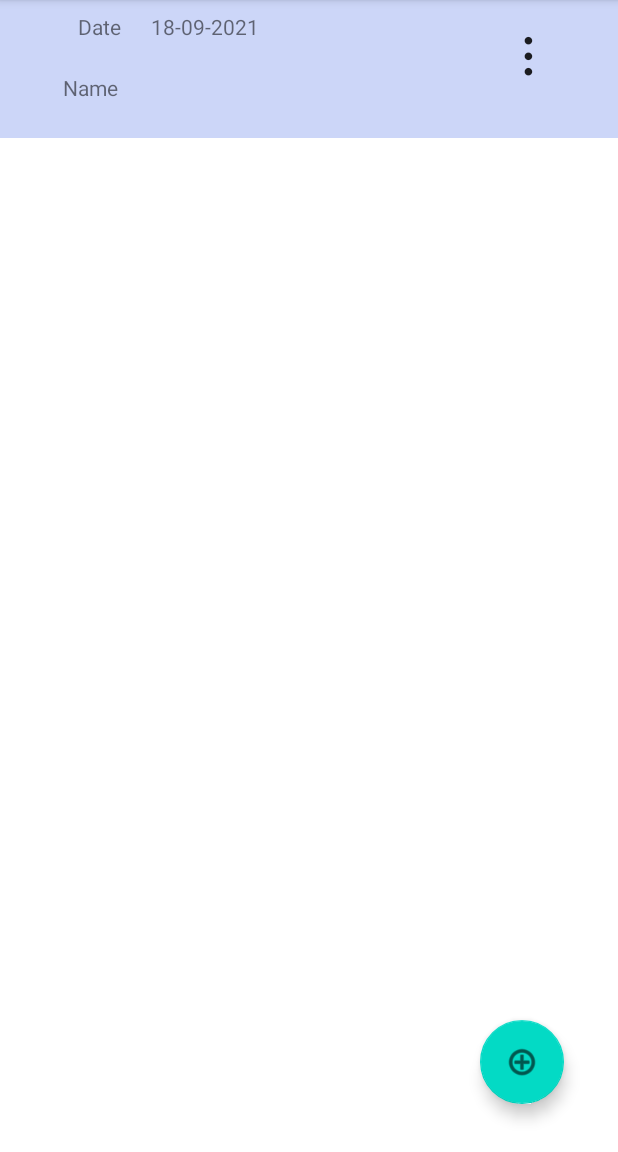
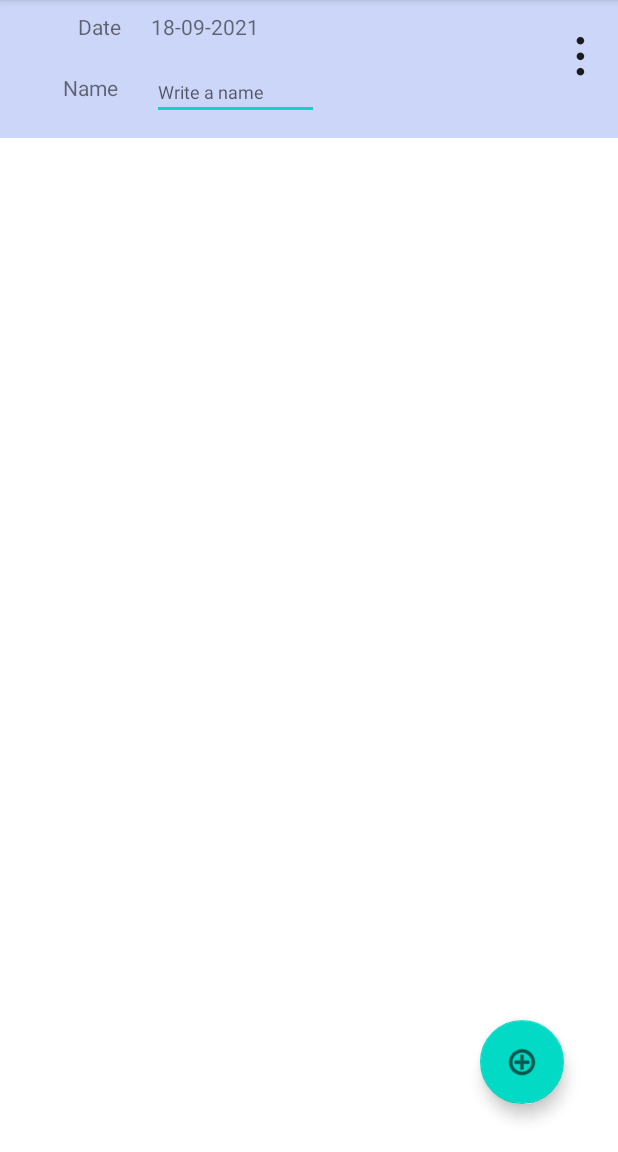
Before and after one commit to mandi234/TrainingTrackr, an Android app: the screen it shows after launch (TrainingsActivity), after a tap on an icon or button, on a phone screen of 412 x 824 dp, the part 84-1236 px from its top. Run offline under Robolectric (Android 15) with nearby library versions, the phone set to English and light mode, and no system bars; our stand-ins replace Room's generated code.

```diff
--- a/app/src/main/java/com/example/trainingtrackr/adapters/TrainingsAdapter.java
+++ b/app/src/main/java/com/example/trainingtrackr/adapters/TrainingsAdapter.java
@@ -6,6 +6,7 @@ import android.view.LayoutInflater;
 import android.view.MenuItem;
 import android.view.View;
 import android.view.ViewGroup;
+import android.widget.AutoCompleteTextView;
 import android.widget.TextView;
 import android.widget.Toast;
 
@@ -23,9 +24,9 @@ import java.util.List;
 
 public class TrainingsAdapter extends RecyclerView.Adapter<TrainingsAdapter.TrainingViewHolder> {
 
-    private Activity context;
-    private List<Training> trainingList;
-    private OnTrainingListener onTrainingListener;
+    private final Activity context;
+    private final List<Training> trainingList;
+    private final OnTrainingListener onTrainingListener;
 
 
     public TrainingsAdapter(Activity context, List<Training> trainingList, OnTrainingListener onTrainingListener) {
@@ -51,39 +52,45 @@ public class TrainingsAdapter extends RecyclerView.Adapter<TrainingsAdapter.Trai
         holder.dateTextView.setText(training.getDate());
     }
 
-    private void showTrainingMenuPopup(@NotNull TrainingsAdapter.TrainingViewHolder holder, Context ctx) {
-
-    }
-
     @Override
     public int getItemCount() {
         if(trainingList == null || trainingList.isEmpty()) return 0;
         return trainingList.size();
     }
 
-    public class TrainingViewHolder extends RecyclerView.ViewHolder
-            implements View.OnClickListener, View.OnLongClickListener {
+    public static class TrainingViewHolder extends RecyclerView.ViewHolder
+            implements View.OnClickListener {
 
-        private TextView dateTextView;
-        private TextView nameTextView;
+        private final TextView dateTextView;
+        private final AutoCompleteTextView nameTextView;
+        private final TextView buttonViewOptions;
+        private final OnTrainingListener onTrainingListener;
+
+        public TextView getDateTextView() {
+            return dateTextView;
+        }
+
+        public AutoCompleteTextView getNameTextView() {
+            return nameTextView;
+        }
+
+        public OnTrainingListener getOnTrainingListener() {
+            return onTrainingListener;
+        }
 
         public TextView getButtonViewOptions() {
             return buttonViewOptions;
         }
 
-        private TextView buttonViewOptions;
-        private OnTrainingListener onTrainingListener;
-
         public TrainingViewHolder(@NonNull @NotNull View itemView, OnTrainingListener onTrainingListener) {
             super(itemView);
 
             dateTextView = itemView.findViewById(R.id.date_tv);
-            nameTextView = itemView.findViewById(R.id.name_tv);
+            nameTextView = itemView.findViewById(R.id.trainingName_actv);
             buttonViewOptions = itemView.findViewById(R.id.training_options_btn);
 
             this.onTrainingListener = onTrainingListener;
             itemView.setOnClickListener(this);
-            itemView.setOnLongClickListener(this::onLongClick);
             dateTextView.setOnClickListener(this::onDateClick);
             buttonViewOptions.setOnClickListener(this::onOptionsClick);
         }
@@ -101,16 +108,10 @@ public class TrainingsAdapter extends RecyclerView.Adapter<TrainingsAdapter.Trai
             onTrainingListener.onTrainingClick(getAbsoluteAdapterPosition());
         }
 
-        @Override
-        public boolean onLongClick(View v) {
-            onTrainingListener.onTrainingLongClick(getAbsoluteAdapterPosition());
-            return true;
-        }
     }
 
     public interface OnTrainingListener {
         void onTrainingClick(int position);
-        boolean onTrainingLongClick(int position);
         void onDateClick(int position);
         void onOptionsClick(int position);
     }
--- a/app/src/main/java/com/example/trainingtrackr/model/training/TrainingRepository.java
+++ b/app/src/main/java/com/example/trainingtrackr/model/training/TrainingRepository.java
@@ -10,7 +10,7 @@ import java.util.List;
 
 public class TrainingRepository {
 
-    private TrainingDao trainingDao;
+    private final TrainingDao trainingDao;
     private volatile static TrainingRepository instance;
 
     private TrainingRepository(TrainingDao trainingDao) {
--- a/app/src/main/java/com/example/trainingtrackr/ui/trainings/TrainingsActivity.java
+++ b/app/src/main/java/com/example/trainingtrackr/ui/trainings/TrainingsActivity.java
@@ -45,48 +45,33 @@ public class TrainingsActivity extends AppCompatActivity implements TrainingsAda
 
     public FloatingActionButton fab;
     private RecyclerView recyclerView;
-
-    private static int fabClicks = 0;
     private List<Training> trainingsList;
     private AppViewModel appViewModel;
-
     private LiveData<List<Exercise>> liveCopiedTrainingExercises;
 
-
-
+    @RequiresApi(api = Build.VERSION_CODES.O)
     @Override
     protected void onCreate(Bundle savedInstanceState) {
         super.onCreate(savedInstanceState);
         setContentView(R.layout.activity_trainings);
         recyclerView = findViewById(R.id.main_recycler_view);
         fab = findViewById(R.id.floatingActionButton);
-        Calendar newCalendar = Calendar.getInstance();
 
         initUI();
     }
 
+    @RequiresApi(api = Build.VERSION_CODES.O)
     private void initUI() {
         AppViewModelFactory factory = InjectorUtils.provideTrainingsViewModelFactory();
         appViewModel = new ViewModelProvider(this, factory).get(AppViewModel.class);
 
 
-        appViewModel.getTrainings().observe(this, new Observer<List<Training>>() {
-            @Override
-            public void onChanged(List<Training> trainings) {
-                trainingsList = trainings;
-                initAdapter(TrainingsActivity.this, trainings);
-            }
+        appViewModel.getTrainings().observe(this, trainings -> {
+            trainingsList = trainings;
+            initAdapter(TrainingsActivity.this, trainings);
         });
 
-        fab.setOnClickListener(new View.OnClickListener() {
-            @RequiresApi(api = Build.VERSION_CODES.O)
-            @Override
-            public void onClick(View v) {
-
-                appViewModel.addTraining(new Training());
-
-            }
-        });
+        fab.setOnClickListener(v -> appViewModel.addTraining(new Training()));
 
         DividerItemDecoration dividerItemDecoration = new DividerItemDecoration(recyclerView.getContext(), DividerItemDecoration.VERTICAL);
         dividerItemDecoration.setDrawable(getResources().getDrawable(R.drawable.exercise_item_divider));
@@ -111,12 +96,6 @@ public class TrainingsActivity extends AppCompatActivity implements TrainingsAda
         Intent intent = new Intent(TrainingsActivity.this, ExercisesActivity.class);
         intent.putExtra("trainingId", trainingsList.get(position).getId());
         startActivity(intent);
-    }
-
-    @Override
-    public boolean onTrainingLongClick(int position) {
-        //appViewModel.deleteTraining(trainingsList.get(position));
-        return true;
     }
 
     @Override
@@ -157,14 +136,12 @@ public class TrainingsActivity extends AppCompatActivity implements TrainingsAda
                         public void onChanged(List<Exercise> exercises) {
                             if(!alreadyChanged) {
                                 for(Exercise exercise : exercises) {
-                                    System.out.println("onChanged live nie rowna sie exercises");
                                     appViewModel.addExercise(new Exercise(exercise, trainingId));
                                 }
                                 alreadyChanged = true;
                             }
                         }
                     });
-                    //liveCopiedTrainingExercises.removeObservers(this);
                     break;
                 case R.id.erase_training_menu_item:
                     appViewModel.deleteTraining(trainingsList.get(position));
@@ -173,16 +150,18 @@ public class TrainingsActivity extends AppCompatActivity implements TrainingsAda
             }
             return false;
         });
-        //displaying the popup
         popup.show();
     }
 
     @Override
     protected void onStop() {
+        for(int i=0; i<trainingsList.size(); i++) {
+            TrainingsAdapter.TrainingViewHolder holder = (TrainingsAdapter.TrainingViewHolder) recyclerView.findViewHolderForLayoutPosition(i);
+            trainingsList.get(i).setName(holder.getNameTextView().getText().toString());
+        }
         appViewModel.updateTrainings(trainingsList);
         if(liveCopiedTrainingExercises != null)
             liveCopiedTrainingExercises.removeObservers(this);
-        System.out.println("piczka");
         super.onStop();
     }
 
--- a/app/src/main/res/layout/training_card_layout.xml
+++ b/app/src/main/res/layout/training_card_layout.xml
@@ -8,6 +8,18 @@
     android:rotation="0"
     android:rotationX="0"
     android:rotationY="0">
+
+    <AutoCompleteTextView
+        android:id="@+id/trainingName_actv"
+        android:layout_width="111dp"
+        android:layout_height="35dp"
+        android:layout_marginStart="20dp"
+        android:layout_marginLeft="20dp"
+        android:layout_marginBottom="12dp"
+        android:hint="Write a name"
+        android:textSize="12sp"
+        app:layout_constraintBottom_toBottomOf="parent"
+        app:layout_constraintStart_toEndOf="@+id/tv2" />
 
     <TextView
         android:id="@+id/tv1"
@@ -44,15 +56,6 @@
         app:layout_constraintTop_toTopOf="@+id/tv1" />
 
     <TextView
-        android:id="@+id/name_tv"
-        android:layout_width="64dp"
-        android:layout_height="26dp"
-        android:layout_marginStart="16dp"
-        android:layout_marginLeft="16dp"
-        app:layout_constraintStart_toEndOf="@+id/tv2"
-        app:layout_constraintTop_toTopOf="@+id/tv2" />
-
-    <TextView
         android:id="@+id/training_options_btn"
         android:layout_width="52dp"
         android:layout_height="66dp"
@@ -60,14 +63,12 @@
         android:layout_alignParentRight="true"
         android:gravity="center_horizontal"
         android:text="&#8942;"
-        android:textStyle="bold"
         android:textAppearance="@style/TextAppearance.AppCompat.Large"
         android:textSize="34sp"
+        android:textStyle="bold"
 
         app:layout_constraintBottom_toBottomOf="parent"
         app:layout_constraintEnd_toEndOf="parent"
-        app:layout_constraintHorizontal_bias="0.827"
-        app:layout_constraintStart_toEndOf="@+id/name_tv"
         app:layout_constraintTop_toTopOf="parent"
         app:layout_constraintVertical_bias="0.51" />
 
```
Also changed, not shown: app/src/main/java/com/example/trainingtrackr/adapters/ExercisesAdapter.java (+15 -4 lines), app/src/main/java/com/example/trainingtrackr/ui/exercies/ExercisesActivity.java (+6 -10 lines).
